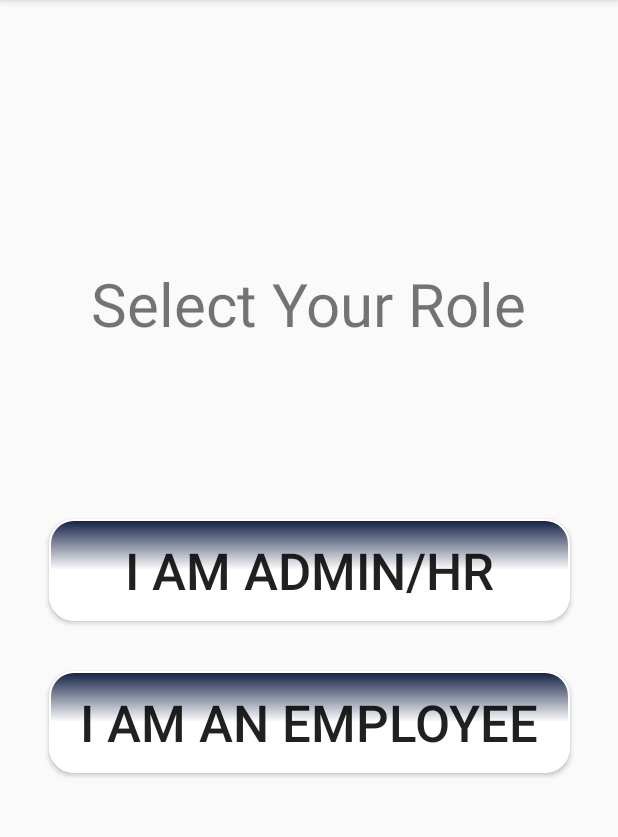
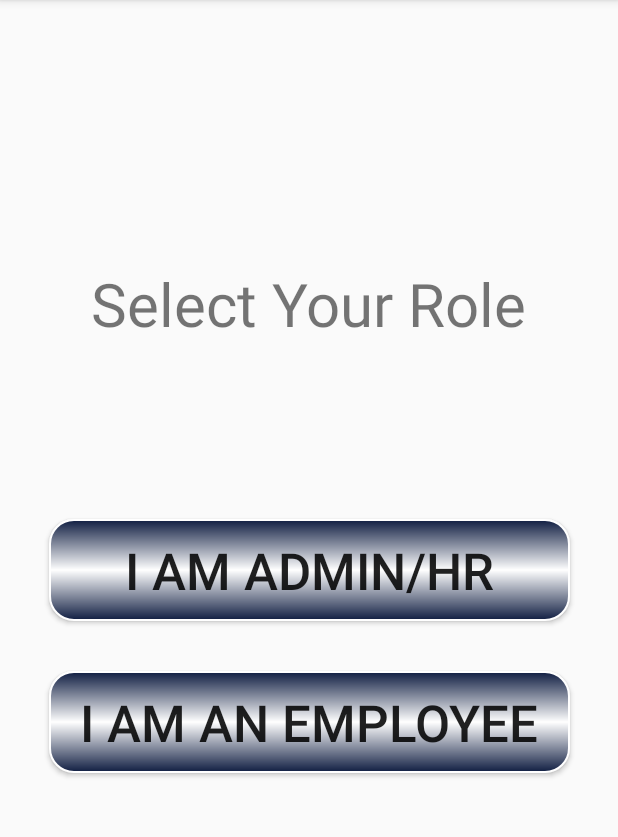
Before and after one commit to akshat-akki/BioPunchNew, an Android app: the test screen opened directly, with no data from a screen before it, on a phone screen of 412 x 824 dp, the part 84-921 px from its top. Run offline under Robolectric (Android 15) with nearby library versions, the phone set to English and light mode, and no system bars.

Commit message:
button new

```diff
--- a/app/src/main/java/com/example/biopunch/MainActivity.java
+++ b/app/src/main/java/com/example/biopunch/MainActivity.java
@@ -17,8 +17,5 @@ public class MainActivity extends AppCompatActivity {
     {
         Intent intent=new Intent(getApplicationContext(),test.class);
         startActivity(intent);
-     //kdhfoids
-        //dhsvdfcvb
-        //sbvfsbafd
     }
 }
--- a/app/src/main/res/drawable/rolebutton.xml
+++ b/app/src/main/res/drawable/rolebutton.xml
@@ -4,7 +4,7 @@
     <gradient
         android:startColor="#101E42"
         android:centerColor="#FFF"
-        android:endColor="#FFFFFF"
+        android:endColor="#101E42"
         android:angle="270" />
     <corners android:radius="16dp" />
     <stroke android:width="2px" android:color="#FFFFFF" />
```
